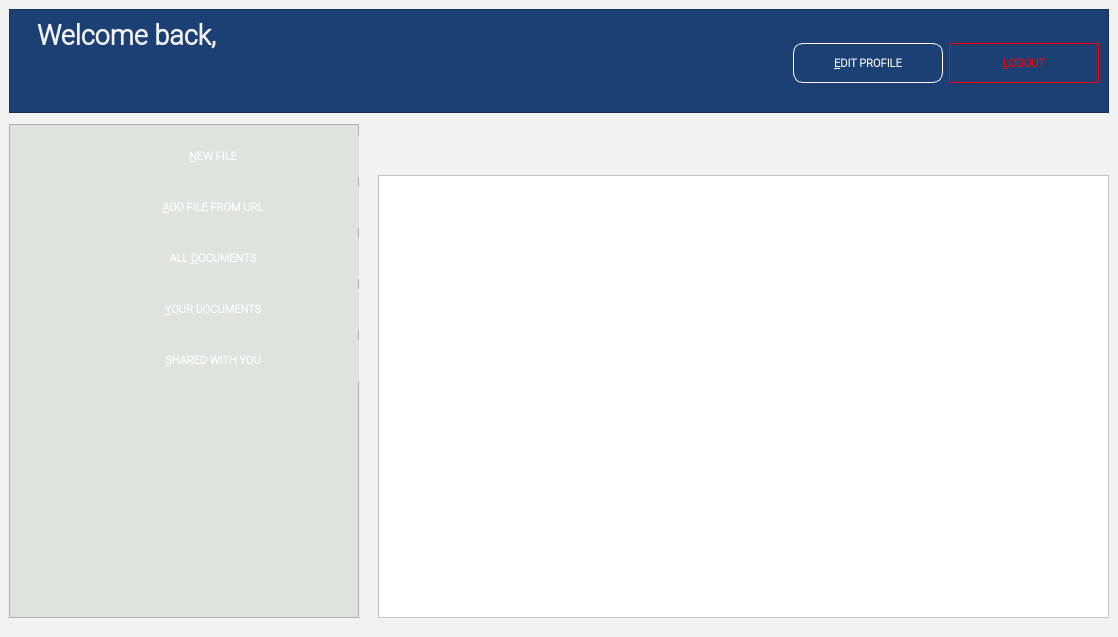
franco-ruggeri/write-together, file src/client/loginTextEditor.ui: the form before one commit.
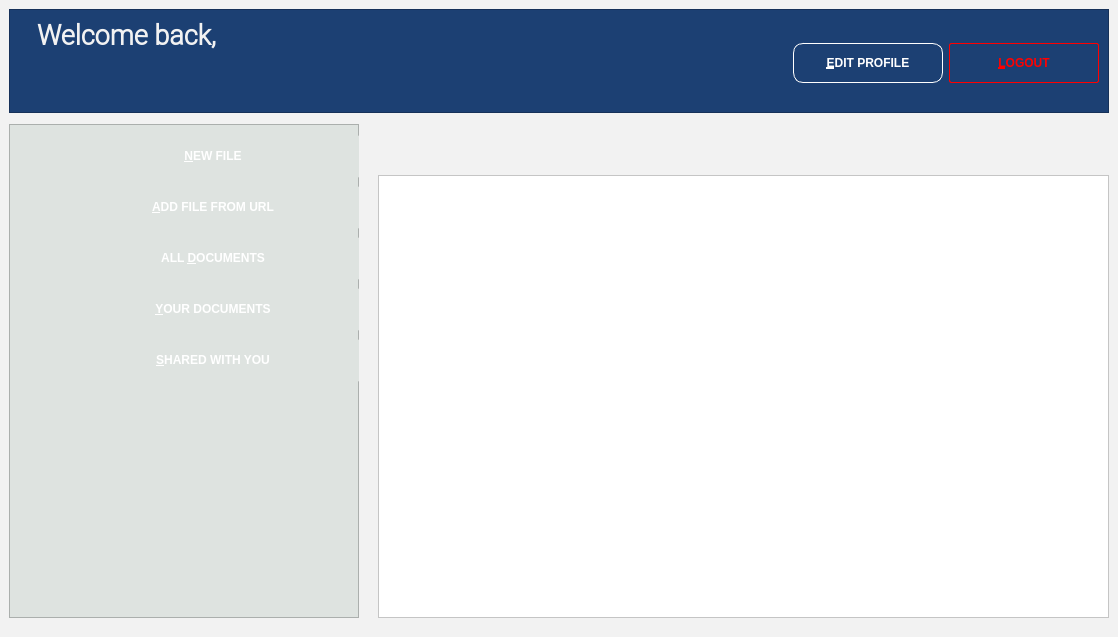
The form after the commit. The open tabs and pages were chosen to show the change. Icons and pictures are not drawn.

What changed in the file:
```diff
--- a/src/client/loginTextEditor.ui
+++ b/src/client/loginTextEditor.ui
@@ -207,8 +207,6 @@
              </property>
              <property name="font">
               <font>
-               <family>Roboto Light</family>
-               <pointsize>8</pointsize>
                <weight>87</weight>
                <bold>true</bold>
               </font>
@@ -244,8 +242,6 @@
              </property>
              <property name="font">
               <font>
-               <family>Roboto Light</family>
-               <pointsize>8</pointsize>
                <weight>87</weight>
                <bold>true</bold>
               </font>
@@ -378,8 +374,6 @@
              </property>
              <property name="font">
               <font>
-               <family>Roboto Light</family>
-               <pointsize>8</pointsize>
                <weight>87</weight>
                <bold>true</bold>
               </font>
@@ -444,8 +438,6 @@
              </property>
              <property name="font">
               <font>
-               <family>Roboto Light</family>
-               <pointsize>8</pointsize>
                <weight>87</weight>
                <bold>true</bold>
               </font>
@@ -510,8 +502,6 @@
              </property>
              <property name="font">
               <font>
-               <family>Roboto Light</family>
-               <pointsize>8</pointsize>
                <weight>87</weight>
                <bold>true</bold>
               </font>
@@ -576,8 +566,6 @@
              </property>
              <property name="font">
               <font>
-               <family>Roboto Light</family>
-               <pointsize>8</pointsize>
                <weight>87</weight>
                <bold>true</bold>
               </font>
@@ -642,8 +630,6 @@
              </property>
              <property name="font">
               <font>
-               <family>Roboto Light</family>
-               <pointsize>8</pointsize>
                <weight>87</weight>
                <bold>true</bold>
               </font>
```
Left out of the diff: 6 changed lines with no effect on the pictures.
